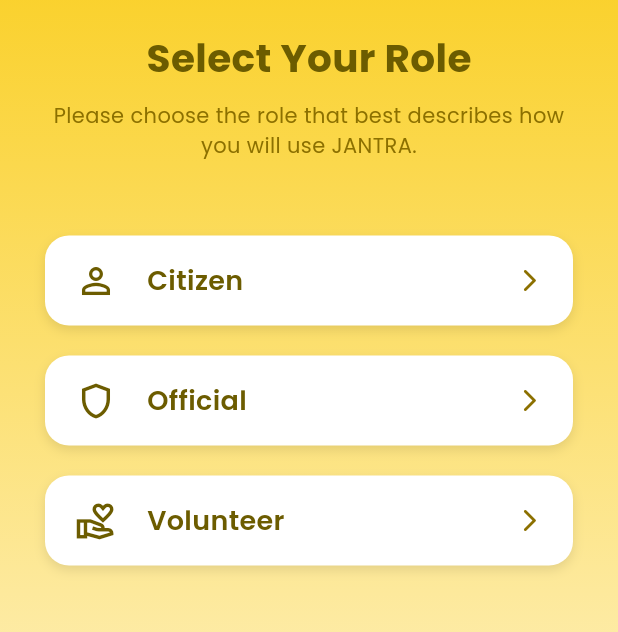
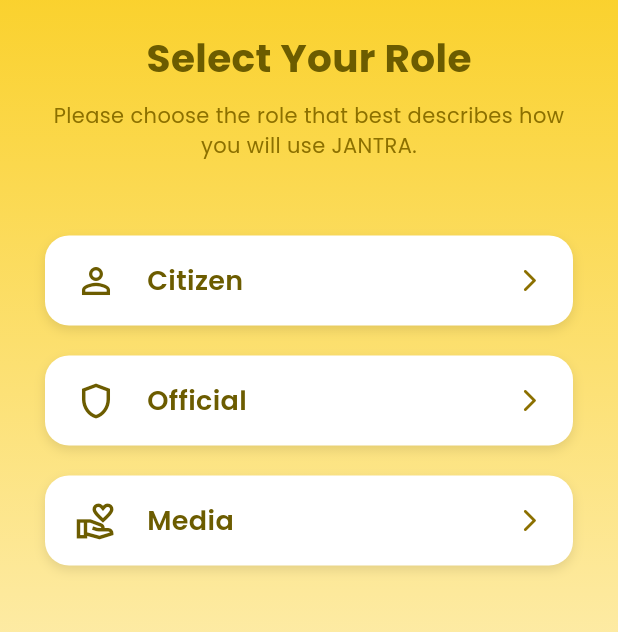
Before and after one commit to jantraOrg/frontendApp, a Flutter app: the RoleSelectionScreen screen opened by its route, on a phone screen of 412 x 824 dp, the part 240-872 px from its top. Run offline on Flutter 3.47's test engine with Material 3 defaults, Android fonts, the light colour scheme and no system bars.

Commit message:
role selection changed

```diff
--- a/lib/screens/auth/role_selection_screen.dart
+++ b/lib/screens/auth/role_selection_screen.dart
@@ -8,7 +8,7 @@
     final roles = [
       {"title": "Citizen", "icon": Icons.person_outline},
       {"title": "Official", "icon": Icons.shield_outlined},
-      {"title": "Volunteer", "icon": Icons.volunteer_activism_outlined},
+      {"title": "Media", "icon": Icons.volunteer_activism_outlined},
     ];
 
     return Scaffold(
```
